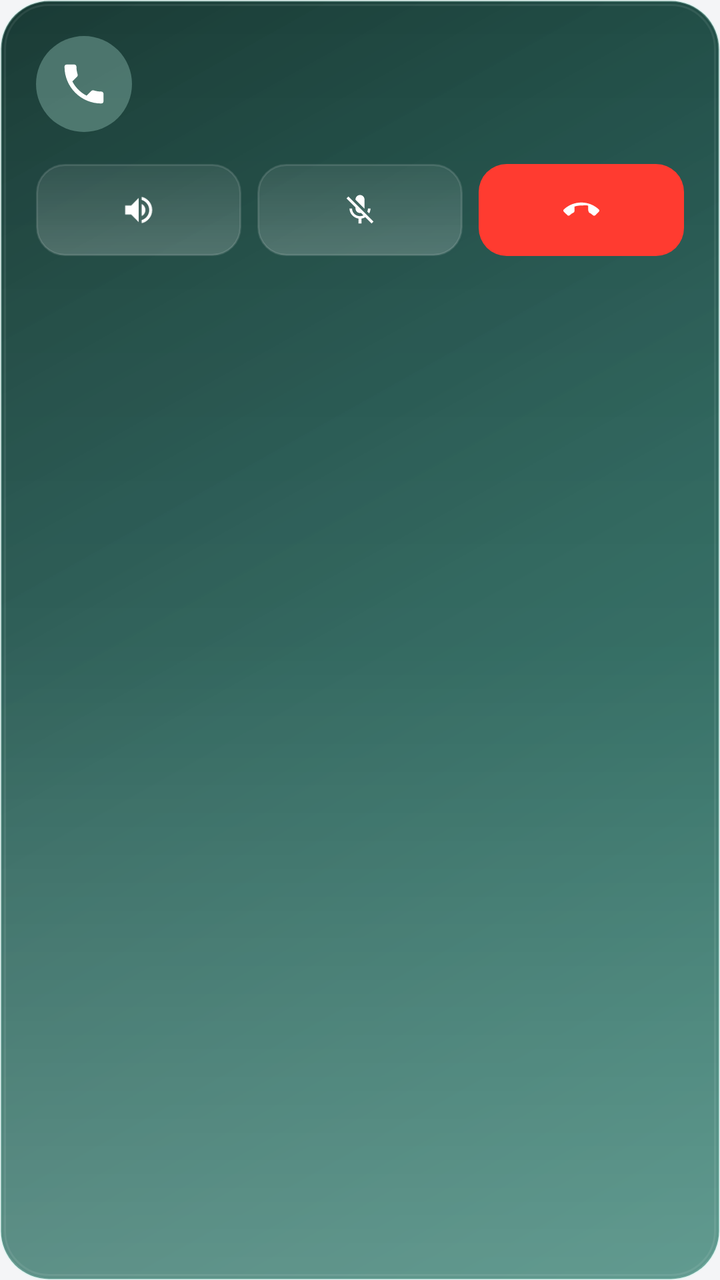
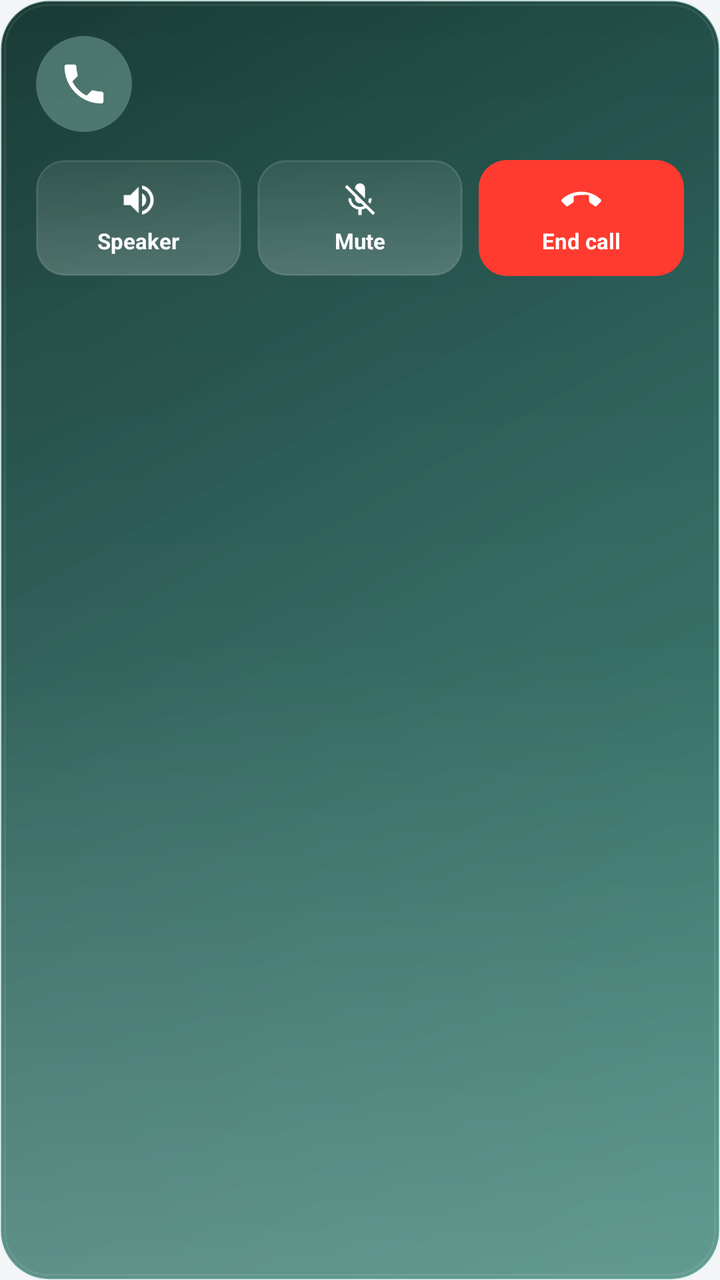

An Android layout rendered at two revisions. The XML below is the earlier revision; the diff shows what the commit changed to produce the second picture.
<!-- AndroidManifest.xml: application theme Theme.AshuDialer -->
<!-- res/layout/notification_call_glass.xml -->
<?xml version="1.0" encoding="utf-8"?>
<LinearLayout xmlns:android="http://schemas.android.com/apk/res/android"
    android:id="@+id/notif_root"
    android:layout_width="match_parent"
    android:layout_height="wrap_content"
    android:orientation="vertical"
    android:background="@drawable/bg_notification_glass"
    android:padding="18dp">

    <LinearLayout
        android:layout_width="match_parent"
        android:layout_height="wrap_content"
        android:orientation="horizontal"
        android:gravity="center_vertical">

        <FrameLayout
            android:layout_width="48dp"
            android:layout_height="48dp">

            <ImageView
                android:id="@+id/notif_avatar"
                android:layout_width="48dp"
                android:layout_height="48dp"
                android:background="@drawable/bg_notification_avatar"
                android:src="@drawable/ic_call_notification"
                android:padding="11dp" />
        </FrameLayout>

        <LinearLayout
            android:layout_width="0dp"
            android:layout_height="wrap_content"
            android:layout_weight="1"
            android:layout_marginStart="14dp"
            android:orientation="vertical">

            <TextView
                android:id="@+id/notif_name"
                android:layout_width="wrap_content"
                android:layout_height="wrap_content"
                android:textColor="#FFFFFF"
                android:textSize="16sp"
                android:textStyle="bold"
                android:maxLines="1"
                android:ellipsize="end" />

            <TextView
                android:id="@+id/notif_status"
                android:layout_width="wrap_content"
                android:layout_height="wrap_content"
                android:textColor="#CCFFFFFF"
                android:textSize="12.5sp"
                android:layout_marginTop="2dp" />
        </LinearLayout>
    </LinearLayout>

    <LinearLayout
        android:id="@+id/notif_actions_row"
        android:layout_width="match_parent"
        android:layout_height="wrap_content"
        android:orientation="horizontal"
        android:layout_marginTop="16dp"
        android:gravity="center">

        <LinearLayout
            android:id="@+id/notif_btn_speaker"
            android:layout_width="0dp"
            android:layout_height="46dp"
            android:layout_weight="1"
            android:layout_marginEnd="8dp"
            android:background="@drawable/bg_notification_pill_neutral"
            android:gravity="center"
            android:orientation="horizontal">

            <ImageView
                android:id="@+id/notif_btn_speaker_icon"
                android:layout_width="18dp"
                android:layout_height="18dp"
                android:src="@drawable/ic_notif_speaker" />
        </LinearLayout>

        <LinearLayout
            android:id="@+id/notif_btn_mute"
            android:layout_width="0dp"
            android:layout_height="46dp"
            android:layout_weight="1"
            android:layout_marginEnd="8dp"
            android:background="@drawable/bg_notification_pill_neutral"
            android:gravity="center"
            android:orientation="horizontal">

            <ImageView
                android:layout_width="18dp"
                android:layout_height="18dp"
                android:src="@drawable/ic_notif_mute" />
        </LinearLayout>

        <LinearLayout
            android:id="@+id/notif_btn_end"
            android:layout_width="0dp"
            android:layout_height="46dp"
            android:layout_weight="1"
            android:background="@drawable/bg_notification_pill_danger"
            android:gravity="center"
            android:orientation="horizontal">

            <ImageView
                android:layout_width="18dp"
                android:layout_height="18dp"
                android:src="@drawable/ic_notif_end_call" />
        </LinearLayout>
    </LinearLayout>

    <LinearLayout
        android:id="@+id/notif_incoming_actions_row"
        android:layout_width="match_parent"
        android:layout_height="wrap_content"
        android:orientation="horizontal"
        android:layout_marginTop="16dp"
        android:visibility="gone"
        android:gravity="center">

        <LinearLayout
            android:id="@+id/notif_btn_decline"
            android:layout_width="0dp"
            android:layout_height="46dp"
            android:layout_weight="1"
            android:layout_marginEnd="10dp"
            android:background="@drawable/bg_notification_pill_danger"
            android:gravity="center"
            android:orientation="horizontal">

            <ImageView
                android:layout_width="17dp"
                android:layout_height="17dp"
                android:src="@drawable/ic_notif_end_call" />

            <TextView
                android:layout_width="wrap_content"
                android:layout_height="wrap_content"
                android:layout_marginStart="7dp"
                android:text="Decline"
                android:textColor="#FFFFFF"
                android:textSize="13.5sp"
                android:textStyle="bold" />
        </LinearLayout>

        <LinearLayout
            android:id="@+id/notif_btn_answer"
            android:layout_width="0dp"
            android:layout_height="46dp"
            android:layout_weight="1"
            android:background="@drawable/bg_notification_pill_success"
            android:gravity="center"
            android:orientation="horizontal">

            <ImageView
                android:layout_width="17dp"
                android:layout_height="17dp"
                android:src="@drawable/ic_call_notification" />

            <TextView
                android:layout_width="wrap_content"
                android:layout_height="wrap_content"
                android:layout_marginStart="7dp"
                android:text="Answer"
                android:textColor="#FFFFFF"
                android:textSize="13.5sp"
                android:textStyle="bold" />
        </LinearLayout>
    </LinearLayout>

</LinearLayout>
<!-- resources referenced by this layout -->
<resources>
  <!-- drawable bg_notification_avatar (drawable) -->
  <?xml version="1.0" encoding="utf-8"?>
  <shape xmlns:android="http://schemas.android.com/apk/res/android"
      android:shape="oval">
      <solid android:color="#4DB9EDE0" />
  </shape>
  <!-- drawable bg_notification_pill_danger (drawable) -->
  <?xml version="1.0" encoding="utf-8"?>
  <ripple xmlns:android="http://schemas.android.com/apk/res/android"
      android:color="#66FFFFFF">
      <item>
          <shape android:shape="rectangle">
              <solid android:color="#FF3B30" />
              <corners android:radius="14dp" />
          </shape>
      </item>
  </ripple>
  <!-- drawable bg_notification_pill_neutral (drawable) -->
  <?xml version="1.0" encoding="utf-8"?>
  <ripple xmlns:android="http://schemas.android.com/apk/res/android"
      android:color="#66FFFFFF">
      <item>
          <shape android:shape="rectangle">
              <gradient
                  android:angle="90"
                  android:startColor="#33FFFFFF"
                  android:endColor="#14FFFFFF" />
              <corners android:radius="14dp" />
              <stroke android:width="1dp" android:color="#1FFFFFFF" />
          </shape>
      </item>
  </ripple>
  <!-- drawable bg_notification_pill_success (drawable) -->
  <?xml version="1.0" encoding="utf-8"?>
  <ripple xmlns:android="http://schemas.android.com/apk/res/android"
      android:color="#66FFFFFF">
      <item>
          <shape android:shape="rectangle">
              <solid android:color="#34C759" />
              <corners android:radius="14dp" />
          </shape>
      </item>
  </ripple>
  <!-- drawable ic_call_notification (drawable) -->
  <?xml version="1.0" encoding="utf-8"?>
  <vector xmlns:android="http://schemas.android.com/apk/res/android"
      android:width="24dp"
      android:height="24dp"
      android:viewportWidth="24"
      android:viewportHeight="24"
      android:tint="#FFFFFF">
      <path
          android:fillColor="#FF000000"
          android:pathData="M6.62,10.79c1.44,2.83 3.76,5.15 6.59,6.59l2.2,-2.2c0.28,-0.28 0.67,-0.36 1.02,-0.25 1.12,0.37 2.33,0.57 3.57,0.57 0.55,0 1,0.45 1,1v3.5c0,0.55 -0.45,1 -1,1 -9.39,0 -17,-7.61 -17,-17 0,-0.55 0.45,-1 1,-1h3.5c0.55,0 1,0.45 1,1 0,1.25 0.2,2.45 0.57,3.57 0.11,0.35 0.03,0.74 -0.25,1.02L6.62,10.79z" />
  </vector>
  <!-- drawable ic_notif_speaker (drawable) -->
  <?xml version="1.0" encoding="utf-8"?>
  <vector xmlns:android="http://schemas.android.com/apk/res/android"
      android:width="24dp"
      android:height="24dp"
      android:viewportWidth="24"
      android:viewportHeight="24">
      <path
          android:fillColor="#FFFFFFFF"
          android:pathData="M3,9v6h4l5,5V4L7,9H3zM16.5,12c0,-1.77 -1.02,-3.29 -2.5,-4.03v8.05c1.48,-0.73 2.5,-2.25 2.5,-4.02zM14,3.23v2.06c2.89,0.86 5,3.54 5,6.71s-2.11,5.85 -5,6.71v2.06c4.01,-0.91 7,-4.49 7,-8.77s-2.99,-7.86 -7,-8.77z" />
  </vector>
  <style name="Theme.AshuDialer" parent="android:Theme.Material.Light.NoActionBar">
          <item name="android:statusBarColor">@android:color/transparent</item>
          
          <item name="android:navigationBarColor">@android:color/transparent</item>
          <item name="android:windowAnimationStyle">@null</item>
          <item name="android:windowDisablePreview">true</item>
          <item name="android:windowLightStatusBar" tools:targetApi="23">true</item>
          
          
          <item name="android:windowBackground">@drawable/call_window_background</item>
      </style>
  <!-- drawable call_window_background (drawable) -->
  <?xml version="1.0" encoding="utf-8"?>
  <shape xmlns:android="http://schemas.android.com/apk/res/android">
      <solid android:color="#F4F5F7" />
  </shape>
  <!-- unchanged entries left out for length: 3 -->
</resources>

<!-- the commit's change to res/layout/notification_call_glass.xml (unified diff, before → after) -->
@@ -43,13 +43,38 @@
                 android:maxLines="1"
                 android:ellipsize="end" />
 
-            <TextView
-                android:id="@+id/notif_status"
-                android:layout_width="wrap_content"
-                android:layout_height="wrap_content"
-                android:textColor="#CCFFFFFF"
-                android:textSize="12.5sp"
-                android:layout_marginTop="2dp" />
+            <LinearLayout
+                android:layout_width="wrap_content"
+                android:layout_height="wrap_content"
+                android:layout_marginTop="2dp"
+                android:gravity="center_vertical"
+                android:orientation="horizontal">
+
+                <TextView
+                    android:id="@+id/notif_status"
+                    android:layout_width="wrap_content"
+                    android:layout_height="wrap_content"
+                    android:textColor="#CCFFFFFF"
+                    android:textSize="12.5sp" />
+
+                <TextView
+                    android:id="@+id/notif_dot"
+                    android:layout_width="wrap_content"
+                    android:layout_height="wrap_content"
+                    android:text="  \u2022  "
+                    android:textColor="#99FFFFFF"
+                    android:textSize="12.5sp"
+                    android:visibility="gone" />
+
+                <Chronometer
+                    android:id="@+id/notif_timer"
+                    android:layout_width="wrap_content"
+                    android:layout_height="wrap_content"
+                    android:textColor="#CCFFFFFF"
+                    android:textSize="12.5sp"
+                    android:textStyle="bold"
+                    android:visibility="gone" />
+            </LinearLayout>
         </LinearLayout>
     </LinearLayout>
 
@@ -58,55 +83,88 @@
         android:layout_width="match_parent"
         android:layout_height="wrap_content"
         android:orientation="horizontal"
-        android:layout_marginTop="16dp"
+        android:layout_marginTop="14dp"
         android:gravity="center">
 
         <LinearLayout
             android:id="@+id/notif_btn_speaker"
             android:layout_width="0dp"
-            android:layout_height="46dp"
+            android:layout_height="58dp"
             android:layout_weight="1"
             android:layout_marginEnd="8dp"
             android:background="@drawable/bg_notification_pill_neutral"
             android:gravity="center"
-            android:orientation="horizontal">
+            android:orientation="vertical">
 
             <ImageView
                 android:id="@+id/notif_btn_speaker_icon"
-                android:layout_width="18dp"
-                android:layout_height="18dp"
+                android:layout_width="20dp"
+                android:layout_height="20dp"
                 android:src="@drawable/ic_notif_speaker" />
+
+            <TextView
+                android:id="@+id/notif_btn_speaker_label"
+                android:layout_width="wrap_content"
+                android:layout_height="wrap_content"
+                android:layout_marginTop="3dp"
+                android:text="Speaker"
+                android:textColor="#FFFFFF"
+                android:textSize="11sp"
+                android:textStyle="bold" />
         </LinearLayout>
 
         <LinearLayout
             android:id="@+id/notif_btn_mute"
             android:layout_width="0dp"
-            android:layout_height="46dp"
+            android:layout_height="58dp"
             android:layout_weight="1"
             android:layout_marginEnd="8dp"
             android:background="@drawable/bg_notification_pill_neutral"
             android:gravity="center"
-            android:orientation="horizontal">
-
-            <ImageView
-                android:layout_width="18dp"
-                android:layout_height="18dp"
+            android:orientation="vertical">
+
+            <ImageView
+                
+                android:layout_width="20dp"
+                android:layout_height="20dp"
                 android:src="@drawable/ic_notif_mute" />
+
+            <TextView
+                android:id="@+id/notif_btn_mute_label"
+                android:layout_width="wrap_content"
+                android:layout_height="wrap_content"
+                android:layout_marginTop="3dp"
+                android:text="Mute"
+                android:textColor="#FFFFFF"
+                android:textSize="11sp"
+                android:textStyle="bold" />
         </LinearLayout>
 
         <LinearLayout
             android:id="@+id/notif_btn_end"
             android:layout_width="0dp"
-            android:layout_height="46dp"
-            android:layout_weight="1"
+            android:layout_height="58dp"
+            android:layout_weight="1"
+            
             android:background="@drawable/bg_notification_pill_danger"
             android:gravity="center"
-            android:orientation="horizontal">
-
-            <ImageView
-                android:layout_width="18dp"
-                android:layout_height="18dp"
+            android:orientation="vertical">
+
+            <ImageView
+                
+                android:layout_width="20dp"
+                android:layout_height="20dp"
                 android:src="@drawable/ic_notif_end_call" />
+
+            <TextView
+                android:id="@+id/notif_btn_end_label"
+                android:layout_width="wrap_content"
+                android:layout_height="wrap_content"
+                android:layout_marginTop="3dp"
+                android:text="End call"
+                android:textColor="#FFFFFF"
+                android:textSize="11sp"
+                android:textStyle="bold" />
         </LinearLayout>
     </LinearLayout>
 
